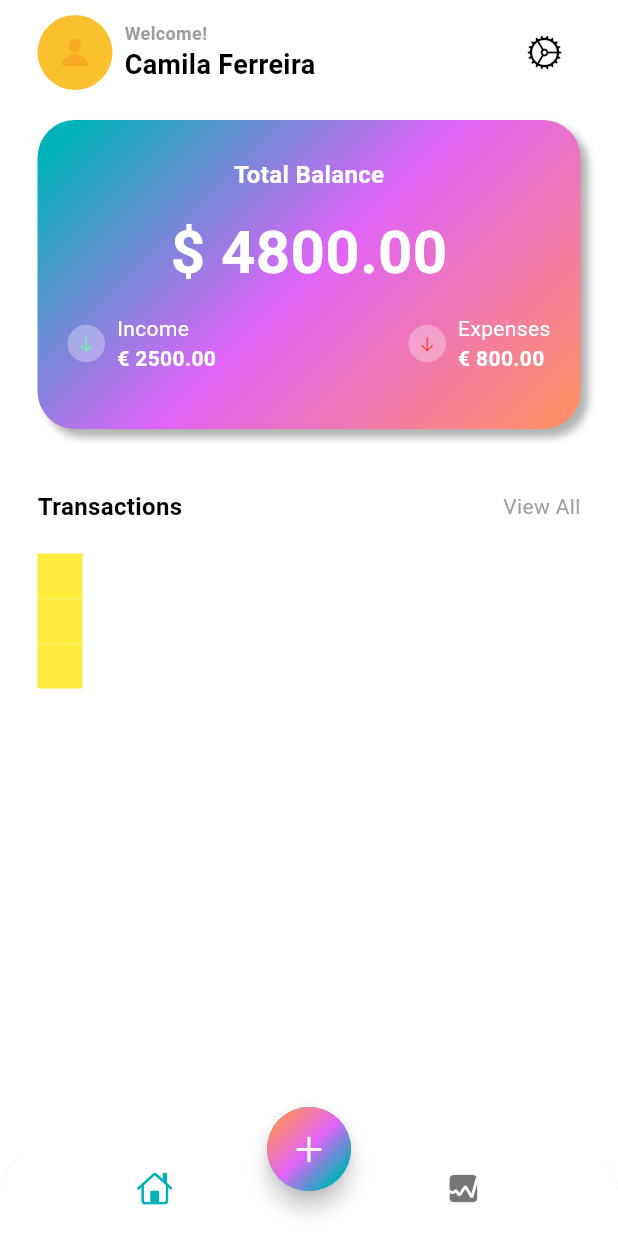
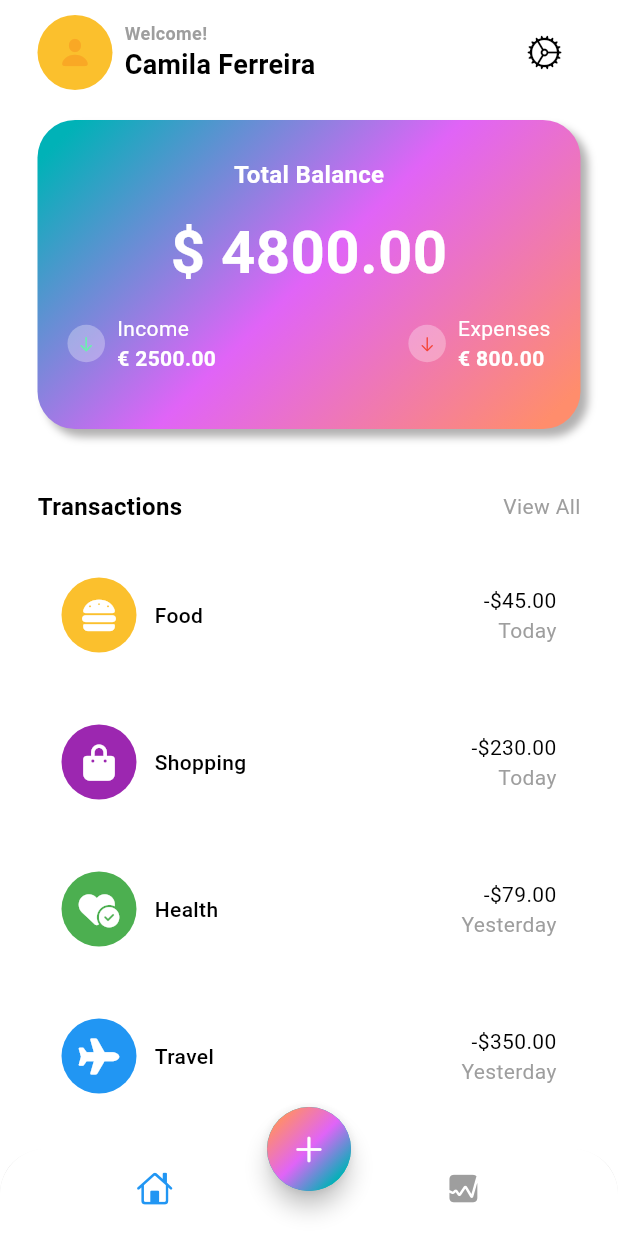
Before and after one commit to milamiloca/Expense_tracker, a Flutter app: the screen it shows after launch, on a phone screen of 412 x 824 dp. Run offline on Flutter 3.47's test engine with Material 3 defaults, Android fonts, the phone set to English and light mode, and no system bars; our stand-ins replace fl_chart, font_awesome_flutter.

Commit message:
update project

```diff
--- /dev/null
+++ b/lib/data/data.dart
@@ -0,0 +1,45 @@
+import 'package:flutter/material.dart';
+import 'package:font_awesome_flutter/font_awesome_flutter.dart';
+
+List<Map<String, dynamic>> transactionsData = [
+  {
+    'icon': const FaIcon(
+      FontAwesomeIcons.burger,
+      color: Colors.white,
+    ),
+    'color': Colors.yellow[700],
+    'name': 'Food',
+    'totalAmount': '-\$45.00',
+    'date': 'Today',
+  },
+  {
+    'icon': const FaIcon(
+      FontAwesomeIcons.bagShopping,
+      color: Colors.white,
+    ),
+    'color': Colors.purple,
+    'name': 'Shopping',
+    'totalAmount': '-\$230.00',
+    'date': 'Today',
+  },
+  {
+    'icon': const FaIcon(
+      FontAwesomeIcons.heartCircleCheck,
+      color: Colors.white,
+    ),
+    'color': Colors.green,
+    'name': 'Health',
+    'totalAmount': '-\$79.00',
+    'date': 'Yesterday',
+  },
+  {
+    'icon': const FaIcon(
+      FontAwesomeIcons.plane,
+      color: Colors.white,
+    ),
+    'color': Colors.blue,
+    'name': 'Travel',
+    'totalAmount': '-\$350.00',
+    'date': 'Yesterday',
+  },
+];
--- a/lib/screens/home/views/home_screen.dart
+++ b/lib/screens/home/views/home_screen.dart
@@ -1,11 +1,21 @@
 import 'dart:math';
 
 import 'package:expense_tracker/screens/home/views/main_screen.dart';
+import 'package:expense_tracker/screens/stats/stats.dart';
 import 'package:flutter/cupertino.dart';
 import 'package:flutter/material.dart';
 
-class HomeScreen extends StatelessWidget {
+class HomeScreen extends StatefulWidget {
   const HomeScreen({super.key});
+
+  @override
+  State<HomeScreen> createState() => _HomeScreenState();
+}
+
+class _HomeScreenState extends State<HomeScreen> {
+  int index = 0;
+  late Color selectedItem = Colors.blue;
+  Color unselectedItem = Colors.grey;
 
   @override
   Widget build(BuildContext context) {
@@ -14,15 +24,29 @@ class HomeScreen extends StatelessWidget {
         bottomNavigationBar: ClipRRect(
           borderRadius: const BorderRadius.vertical(top: Radius.circular(30)),
           child: BottomNavigationBar(
-          backgroundColor: Colors.white,
+            onTap: (value) {
+              setState(() {
+                index = value;
+              });
+            },
             showSelectedLabels: false,
             showUnselectedLabels: false,
             elevation: 3,
-          items: const [
+            items: [
               BottomNavigationBarItem(
-                icon: Icon(CupertinoIcons.home), label: 'Home'),
+                icon: Icon(
+                  CupertinoIcons.home,
+                  color: index == 0 ? selectedItem : unselectedItem,
+                ),
+                label: 'Home',
+              ),
               BottomNavigationBarItem(
-                icon: Icon(CupertinoIcons.graph_square_fill), label: 'Stats'),
+                icon: Icon(
+                  CupertinoIcons.graph_square_fill,
+                  color: index == 1 ? selectedItem : unselectedItem,
+                ),
+                label: 'Stats',
+              ),
             ],
           ),
         ),
@@ -46,7 +70,6 @@ class HomeScreen extends StatelessWidget {
             child: const Icon(CupertinoIcons.add),
           ),
         ),
-      body: const MainScreen(),
-    );
+        body: index == 0 ? const MainScreen() : const StatScreen());
   }
 }
--- a/lib/screens/home/views/main_screen.dart
+++ b/lib/screens/home/views/main_screen.dart
@@ -1,6 +1,7 @@
 // ignore: unnecessary_import
 import 'dart:math';
 
+import 'package:expense_tracker/data/data.dart';
 import 'package:flutter/cupertino.dart';
 import 'package:flutter/material.dart';
 
@@ -217,22 +218,71 @@ class MainScreen extends StatelessWidget {
             const SizedBox(height: 20),
             Expanded(
               child: ListView.builder(
-                  itemCount: 3,
+                  itemCount: transactionsData.length,
                   itemBuilder: (context, int i) {
-                    return Container(
+                    return Padding(
+                      padding: const EdgeInsets.only(bottom: 16.0),
+                      child: Container(
                           decoration: BoxDecoration(
                               color: Colors.white,
                               borderRadius: BorderRadius.circular(12)),
+                          child: Padding(
+                            padding: const EdgeInsets.all(16.0),
                             child: Row(
+                              mainAxisAlignment: MainAxisAlignment.spaceBetween,
+                              children: [
+                                Row(
+                                  children: [
+                                    Stack(
+                                      alignment: Alignment.center,
                                       children: [
                                         Container(
-                            width: 30,
-                            height: 30,
-                            decoration:
-                                const BoxDecoration(color: Colors.yellow),
+                                          width: 50,
+                                          height: 50,
+                                          decoration: BoxDecoration(
+                                              color: transactionsData[i]
+                                                  ['color'],
+                                              shape: BoxShape.circle),
+                                        ),
+                                        transactionsData[i]['icon']
+                                        //const Icon(Icons.food_bank,
+                                        //color: Colors.white)
+                                      ],
+                                    ),
+                                    const SizedBox(
+                                      width: 12,
+                                    ),
+                                    Text(transactionsData[i]['name'],
+                                        style: TextStyle(
+                                            fontSize: 14,
+                                            color: Theme.of(context)
+                                                .colorScheme
+                                                .onBackground,
+                                            fontWeight: FontWeight.w500)),
+                                  ],
+                                ),
+                                Column(
+                                  crossAxisAlignment: CrossAxisAlignment.end,
+                                  children: [
+                                    Text(transactionsData[i]['totalAmount'],
+                                        style: TextStyle(
+                                            fontSize: 14,
+                                            color: Theme.of(context)
+                                                .colorScheme
+                                                .onBackground,
+                                            fontWeight: FontWeight.w400)),
+                                    Text(transactionsData[i]['date'],
+                                        style: TextStyle(
+                                            fontSize: 14,
+                                            color: Theme.of(context)
+                                                .colorScheme
+                                                .outline,
+                                            fontWeight: FontWeight.w400)),
+                                  ],
                                 )
                               ],
                             ),
+                          )),
                     );
                   }),
             )
--- a/pubspec.yaml
+++ b/pubspec.yaml
@@ -12,6 +12,8 @@ dependencies:
 
 
   cupertino_icons: ^1.0.6
+  font_awesome_flutter: ^10.7.0
+  fl_chart: ^0.67.0
 
 dev_dependencies:
   flutter_test:
```
Also changed, not shown: lib/screens/stats/chart.dart (added, +136 -0 lines), lib/screens/stats/stats.dart (added, +35 -0 lines), pubspec.lock. Lines whose indentation alone changed are shown as unchanged.
